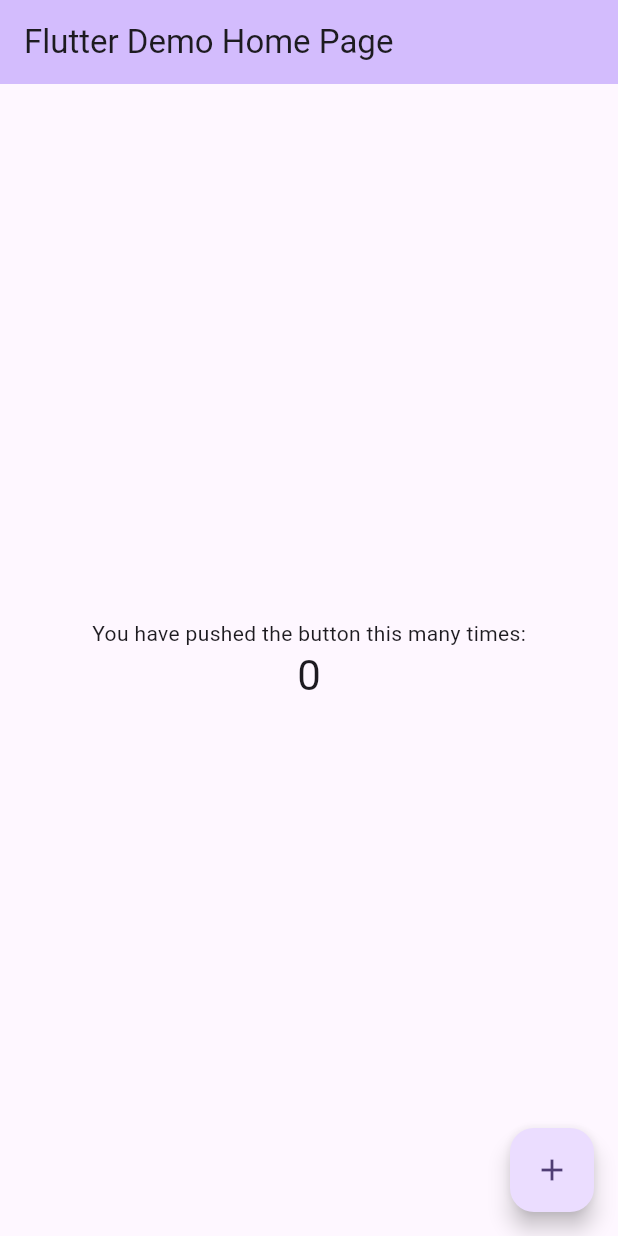
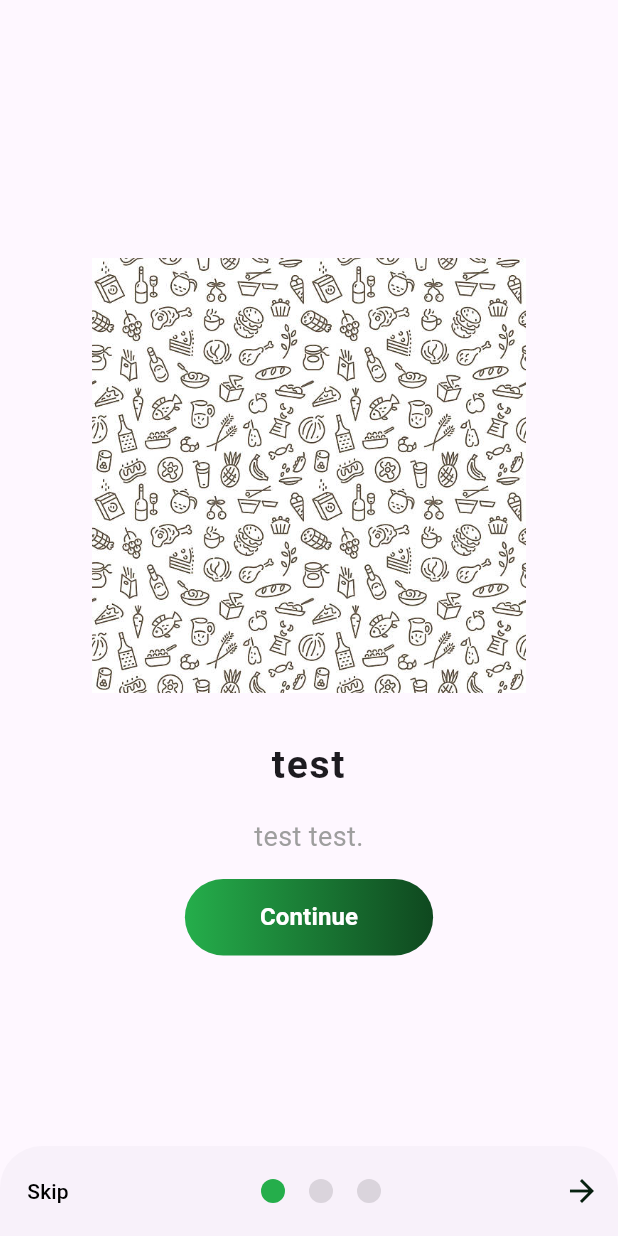
Before and after one commit to AhmadSarbal02/FoodTek, a Flutter app: the screen it shows after launch, on a phone screen of 412 x 824 dp. Run offline on Flutter 3.47's test engine with Material 3 defaults, Android fonts, the phone set to English and light mode, and no system bars; drawn by our look-alikes of smooth_page_indicator; our stand-ins replace bloc, flutter_bloc, shared_preferences.

Commit message:
new commit

```diff
--- /dev/null
+++ b/lib/cubit/onboarding_cubit.dart
@@ -0,0 +1,24 @@
+import 'package:bloc/bloc.dart';
+import 'package:meta/meta.dart';
+import 'package:shared_preferences/shared_preferences.dart';
+
+import '../state/onboarding_cubit_state.dart';
+
+
+class OnboardingCubit extends Cubit<OnboardingState> {//from chatGPT
+  OnboardingCubit() : super(OnboardingInitial());
+
+  final int totalPages = 4;
+
+  void updatePage(int index) {
+    bool isLast = index == totalPages - 1; // Last page check
+    emit(OnboardingPageChanged(index, isLast));
+  }
+
+  /// Saves onboarding completion state when the user presses a button
+  Future<void> completeOnboarding() async {
+    final SharedPreferences prefs = await SharedPreferences.getInstance();
+    await prefs.setBool('showHome', true);
+    emit(OnboardingCompleted());
+  }
+}
--- a/lib/main.dart
+++ b/lib/main.dart
@@ -1,6 +1,11 @@
 import 'package:flutter/material.dart';
+import 'package:flutter_bloc/flutter_bloc.dart';
+import 'package:foodtek/view/screen/onBoarding/Splash_Screen.dart';
+
+import 'cubit/onboarding_cubit.dart';
 
 void main() {
+  WidgetsFlutterBinding.ensureInitialized();
   runApp(const MyApp());
 }
 
@@ -10,113 +15,18 @@ class MyApp extends StatelessWidget {
   // This widget is the root of your application.
   @override
   Widget build(BuildContext context) {
-    return MaterialApp(
-      title: 'Flutter Demo',
-      theme: ThemeData(
-        // This is the theme of your application.
-        //
-        // TRY THIS: Try running your application with "flutter run". You'll see
-        // the application has a purple toolbar. Then, without quitting the app,
-        // try changing the seedColor in the colorScheme below to Colors.green
-        // and then invoke "hot reload" (save your changes or press the "hot
-        // reload" button in a Flutter-supported IDE, or press "r" if you used
-        // the command line to start the app).
-        //
-        // Notice that the counter didn't reset back to zero; the application
-        // state is not lost during the reload. To reset the state, use hot
-        // restart instead.
-        //
-        // This works for code too, not just values: Most code changes can be
-        // tested with just a hot reload.
-        colorScheme: ColorScheme.fromSeed(seedColor: Colors.deepPurple),
+    return MultiBlocProvider(
+      providers: [
+        BlocProvider(create: (context) => OnboardingCubit()),
+      ],
+      child: MaterialApp(
+        debugShowCheckedModeBanner: false,
+        title: 'Flutter Demo',
+        theme: ThemeData(
+          colorScheme: ColorScheme.fromSeed(seedColor: Colors.deepPurple),
+        ),
+        home:  SplashScreen(),
       ),
-      home: const MyHomePage(title: 'Flutter Demo Home Page'),
     );
   }
 }
-
-class MyHomePage extends StatefulWidget {
-  const MyHomePage({super.key, required this.title});
-
-  // This widget is the home page of your application. It is stateful, meaning
-  // that it has a State object (defined below) that contains fields that affect
-  // how it looks.
-
-  // This class is the configuration for the state. It holds the values (in this
-  // case the title) provided by the parent (in this case the App widget) and
-  // used by the build method of the State. Fields in a Widget subclass are
-  // always marked "final".
-
-  final String title;
-
-  @override
-  State<MyHomePage> createState() => _MyHomePageState();
-}
-
-class _MyHomePageState extends State<MyHomePage> {
-  int _counter = 0;
-
-  void _incrementCounter() {
-    setState(() {
-      // This call to setState tells the Flutter framework that something has
-      // changed in this State, which causes it to rerun the build method below
-      // so that the display can reflect the updated values. If we changed
-      // _counter without calling setState(), then the build method would not be
-      // called again, and so nothing would appear to happen.
-      _counter++;
-    });
-  }
-
-  @override
-  Widget build(BuildContext context) {
-    // This method is rerun every time setState is called, for instance as done
-    // by the _incrementCounter method above.
-    //
-    // The Flutter framework has been optimized to make rerunning build methods
-    // fast, so that you can just rebuild anything that needs updating rather
-    // than having to individually change instances of widgets.
-    return Scaffold(
-      appBar: AppBar(
-        // TRY THIS: Try changing the color here to a specific color (to
-        // Colors.amber, perhaps?) and trigger a hot reload to see the AppBar
-        // change color while the other colors stay the same.
-        backgroundColor: Theme.of(context).colorScheme.inversePrimary,
-        // Here we take the value from the MyHomePage object that was created by
-        // the App.build method, and use it to set our appbar title.
-        title: Text(widget.title),
-      ),
-      body: Center(
-        // Center is a layout widget. It takes a single child and positions it
-        // in the middle of the parent.
-        child: Column(
-          // Column is also a layout widget. It takes a list of children and
-          // arranges them vertically. By default, it sizes itself to fit its
-          // children horizontally, and tries to be as tall as its parent.
-          //
-          // Column has various properties to control how it sizes itself and
-          // how it positions its children. Here we use mainAxisAlignment to
-          // center the children vertically; the main axis here is the vertical
-          // axis because Columns are vertical (the cross axis would be
-          // horizontal).
-          //
-          // TRY THIS: Invoke "debug painting" (choose the "Toggle Debug Paint"
-          // action in the IDE, or press "p" in the console), to see the
-          // wireframe for each widget.
-          mainAxisAlignment: MainAxisAlignment.center,
-          children: <Widget>[
-            const Text('You have pushed the button this many times:'),
-            Text(
-              '$_counter',
-              style: Theme.of(context).textTheme.headlineMedium,
-            ),
-          ],
-        ),
-      ),
-      floatingActionButton: FloatingActionButton(
-        onPressed: _incrementCounter,
-        tooltip: 'Increment',
-        child: const Icon(Icons.add),
-      ), // This trailing comma makes auto-formatting nicer for build methods.
-    );
-  }
-}
--- /dev/null
+++ b/lib/responseve.dart
@@ -0,0 +1,27 @@
+import 'package:flutter/material.dart';
+
+/// Function to calculate responsive height based on screen dimensions.
+/// It adjusts the given height proportionally to the screen size.
+///
+/// [value] : The target height you want.
+/// [baseHeight] : The base height of the screen you're designing on (e.g., 932).
+///
+/// Returns a double value for the responsive height.
+double responsiveHeight(BuildContext context, double value,
+    {double baseHeight = 932}) {//932px
+  double screenHeight = MediaQuery.of(context).size.height;
+  return (value / baseHeight) * screenHeight;
+}
+
+/// Function to calculate responsive width based on screen dimensions.
+/// It adjusts the given width proportionally to the screen size.
+///
+/// [value] : The target width you want.
+/// [baseWidth] : The base width of the screen you're designing on (e.g., 430).
+///
+/// Returns a double value for the responsive width.
+double responsiveWidth(BuildContext context, double value,
+    {double baseWidth = 430}) {// 430px
+  double screenWidth = MediaQuery.of(context).size.width;
+  return (value / baseWidth) * screenWidth;
+}
--- /dev/null
+++ b/lib/state/onboarding_cubit_state.dart
@@ -0,0 +1,12 @@
+abstract class OnboardingState {}
+
+class OnboardingInitial extends OnboardingState {}
+
+class OnboardingPageChanged extends OnboardingState {
+  final int currentPage;
+  final bool isLastPage;
+
+  OnboardingPageChanged(this.currentPage, this.isLastPage);
+}
+
+class OnboardingCompleted extends OnboardingState {}
--- /dev/null
+++ b/lib/view/screen/onBoarding/onBoarding_screen.dart
@@ -0,0 +1,184 @@
+import 'package:flutter/material.dart';
+import 'package:flutter_bloc/flutter_bloc.dart';
+import 'package:foodtek/view/screen/onBoarding/home_page.dart';
+import 'package:smooth_page_indicator/smooth_page_indicator.dart';
+import '../../../cubit/onboarding_cubit.dart';
+import '../../../state/onboarding_cubit_state.dart';
+import '../../widget/onBoarding_widget/onBoarding_widget.dart';
+
+class OnboardingScreen extends StatelessWidget {
+  OnboardingScreen({super.key});
+
+  final PageController pageController = PageController();
+
+  @override
+  Widget build(BuildContext context) {
+    // one time OnBoarding screen
+    return Scaffold(
+      body: BlocListener<OnboardingCubit, OnboardingState>(
+        listener: (context, state) {
+          // if (state is OnboardingCompleted) {
+          //   // Navigator.pushReplacement(
+          //   //   context,
+          //   //   MaterialPageRoute(builder: (context) => HomePage()),
+          //   // );
+          // }
+        },
+        child: BlocBuilder<OnboardingCubit, OnboardingState>(
+          builder: (context, state) {
+            int currentPage = 0;
+            bool isLastPage = false;
+
+            if (state is OnboardingPageChanged) {
+              currentPage = state.currentPage;
+              isLastPage = state.isLastPage;
+            }
+
+            return PageView(
+              controller: pageController,
+              onPageChanged: (index) {
+                context.read<OnboardingCubit>().updatePage(index);
+              },
+              children: [
+                OnboardingWidget(
+                  title: "test",
+                  description: "test test.",
+                  image: "assets/picture.jpg",
+                  firstButton: 'Continue',
+                  onPressedOne:
+                      () => pageController.nextPage(
+                        duration: Duration(milliseconds: 500),
+                        curve: Curves.easeInOut,
+                      ),
+                  secondButton: '',
+                  onPressedTwo: () {},
+                  isVisible: isLastPage,
+                ),
+                OnboardingWidget(
+                  title: "test",
+                  description: "test test testtesttest.",
+                  image: "assets/picture.jpg",
+                  firstButton: 'Continue',
+                  onPressedOne:
+                      () => pageController.nextPage(
+                        duration: Duration(milliseconds: 500),
+                        curve: Curves.easeInOut,
+                      ),
+                  secondButton: '',
+                  onPressedTwo: () {},
+                  isVisible: isLastPage,
+                ),
+                OnboardingWidget(
+                  title: "testtesttest",
+                  description: "testtesttesttesttest.",
+                  image: "assets/picture.jpg",
+                  firstButton: 'Continue',
+                  onPressedOne:
+                      () => pageController.nextPage(
+                        duration: Duration(milliseconds: 500),
+                        curve: Curves.easeInOut,
+                      ),
+                  secondButton: '',
+                  onPressedTwo: () {},
+                  isVisible: isLastPage,
+                ),
+                OnboardingWidget(
+                  title: "testtesttesttesttest",
+                  description: "testtesttesttesttesttest",
+                  image: "assets/picture.jpg",
+                  firstButton: 'DO IT ',
+                  onPressedOne:
+                      () {
+                        context.read<OnboardingCubit>().completeOnboarding();
+                        Navigator.pushReplacement(
+                          context,
+                          MaterialPageRoute(builder: (context) => HomePage()),
+                        );
+                      },
+                  // saves the state
+                  secondButton: 'Cancel',
+                  onPressedTwo:
+                      () {
+                        context.read<OnboardingCubit>().completeOnboarding();
+                        Navigator.pushReplacement(
+                          context,
+                          MaterialPageRoute(builder: (context) => HomePage()),
+                        );
+                      },
+                  isVisible: isLastPage,
+                ),
+              ],
+            );
+          },
+        ),
+      ),
+      bottomSheet: BlocBuilder<OnboardingCubit, OnboardingState>(
+        builder: (context, state) {
+          bool isLastPage =
+              (state is OnboardingPageChanged) ? state.isLastPage : false;
+          return isLastPage // if its the last page remove the bottom sheet
+              ? SizedBox()
+              : SizedBox(
+                height: 60,
+                child: Row(
+                  mainAxisAlignment: MainAxisAlignment.spaceBetween,
+                  children: [
+                    TextButton(
+                      onPressed: () {
+                        context.read<OnboardingCubit>().completeOnboarding();
+                        Navigator.pushReplacement(
+                          context,
+                          MaterialPageRoute(builder: (context) => HomePage()),
+                        );
+                      },
+                      child: Text(
+                        "Skip",
+                        style: TextStyle(color: Colors.black),
+                      ),
+                    ),
+                    Center(
+                      // the three dots in the middle
+                      child: SmoothPageIndicator(
+                        controller: pageController,
+                        count: 3,
+                        effect: WormEffect(
+                          spacing: 16,
+                          dotColor: Colors.black12,
+                          activeDotColor: Color(0xFF25AE4B),
+                        ),
+                        onDotClicked: (index) {
+                          pageController.animateToPage(
+                            index,
+                            duration: Duration(milliseconds: 500),
+                            curve: Curves.easeIn,
+                          );
+                        },
+                      ),
+                    ),
+                    IconButton(
+                      // to move on page at a time
+                      onPressed: () {
+                        pageController.nextPage(
+                          duration: Duration(milliseconds: 500),
+                          curve: Curves.easeInOut,
+                        );
+                      },
+                      icon: ShaderMask(
+                        shaderCallback: (Rect bounds) {
+                          return LinearGradient(
+                            colors: [Color(0xFF25AE4B), Color(0xFF0F481F)],
+                            begin: Alignment.topLeft,
+                            end: Alignment.bottomRight,
+                          ).createShader(bounds);
+                        },
+                        child: Icon(Icons.arrow_forward),
+                      ),
+                    ),
+                  ],
+                ),
+              );
+        },
+      ),
+    );
+  }
+}
--- /dev/null
+++ b/lib/view/widget/onBoarding_widget/onBoarding_widget.dart
@@ -0,0 +1,118 @@
+import 'package:flutter/material.dart';
+import '../../../responseve.dart';
+
+class OnboardingWidget extends StatelessWidget {
+  final String title, description, image, firstButton, secondButton;
+  final VoidCallback onPressedOne, onPressedTwo;
+  final bool isVisible;
+
+  const OnboardingWidget({
+    super.key,
+    required this.title,
+    required this.description,
+    required this.image,
+    required this.firstButton,
+    required this.secondButton,
+    required this.onPressedOne,
+    required this.onPressedTwo,
+    required this.isVisible,
+  });
+
+  @override
+  Widget build(BuildContext context) {
+    return Padding(
+      padding: const EdgeInsets.all(20),
+      child: Column(
+        mainAxisAlignment: MainAxisAlignment.center,
+        crossAxisAlignment: CrossAxisAlignment.center,
+        // Ensures text is centered
+        children: [
+          Image.asset(
+            image,
+            height: responsiveHeight(context, 328),
+            width: responsiveWidth(context, 328),
+          ),
+          const SizedBox(height: 30),
+          Text(
+            title,
+            textAlign: TextAlign.center,
+            style: const TextStyle(
+              fontSize: 26,
+              fontWeight: FontWeight.bold,
+              letterSpacing: 1.2,
+            ),
+          ),
+          const SizedBox(height: 15),
+          SizedBox(
+            width: 300,
+            child: Text(
+              description,
+              textAlign: TextAlign.center,
+              softWrap: true,
+              style: const TextStyle(
+                fontSize: 18,
+                color: Colors.grey,
+                height: 1.5,
+              ),
+            ),
+          ),
+          const SizedBox(height: 15),
+          Container(
+            decoration: BoxDecoration(
+              gradient: LinearGradient(
+                colors: [Color(0xFF25AE4B), Color(0xFF0F481F)],
+                begin: Alignment.centerLeft,
+                end: Alignment.centerRight,
+              ),
+              borderRadius: BorderRadius.circular(30),
+            ),
+            child: ElevatedButton(
+              onPressed: onPressedOne,
+              style: ElevatedButton.styleFrom(
+                backgroundColor: Colors.transparent,
+                // Keep button transparent
+                shadowColor: Colors.transparent,
+                // Remove shadow
+                padding: EdgeInsets.symmetric(horizontal: 50, vertical: 14),
+                // Adjust size
+                shape: RoundedRectangleBorder(
+                  borderRadius: BorderRadius.circular(30),
+                ),
+              ),
+              child: Text(
+                firstButton,
+                style: TextStyle(
+                  color: Colors.white,
+                  fontSize: 16,
+                  fontWeight: FontWeight.bold,
+                ),
+              ),
+            ),
+          ),
+          const SizedBox(height: 15),
+          Visibility(
+            visible: isVisible,
+            child: ElevatedButton(
+              style: ElevatedButton.styleFrom(
+                backgroundColor: Colors.grey,
+
+                shadowColor: Colors.transparent,
+
+                padding: EdgeInsets.symmetric(horizontal: 50, vertical: 14),
+
+                shape: RoundedRectangleBorder(
+                  borderRadius: BorderRadius.circular(30),
+                ),
+              ),
+              onPressed: onPressedTwo,
+              child: Text(
+                secondButton,
+                style: TextStyle(color: Colors.black, fontSize: 16),
+              ),
+            ),
+          ),
+        ],
+      ),
+    );
+  }
+}
```
Also changed, not shown: lib/view/screen/onBoarding/Splash_Screen.dart (added, +71 -0 lines), lib/view/screen/onBoarding/home_page.dart (added, +23 -0 lines), pubspec.yaml (+5 -2 lines), assets/picture.jpg (added), pubspec.lock, 1 other file.
